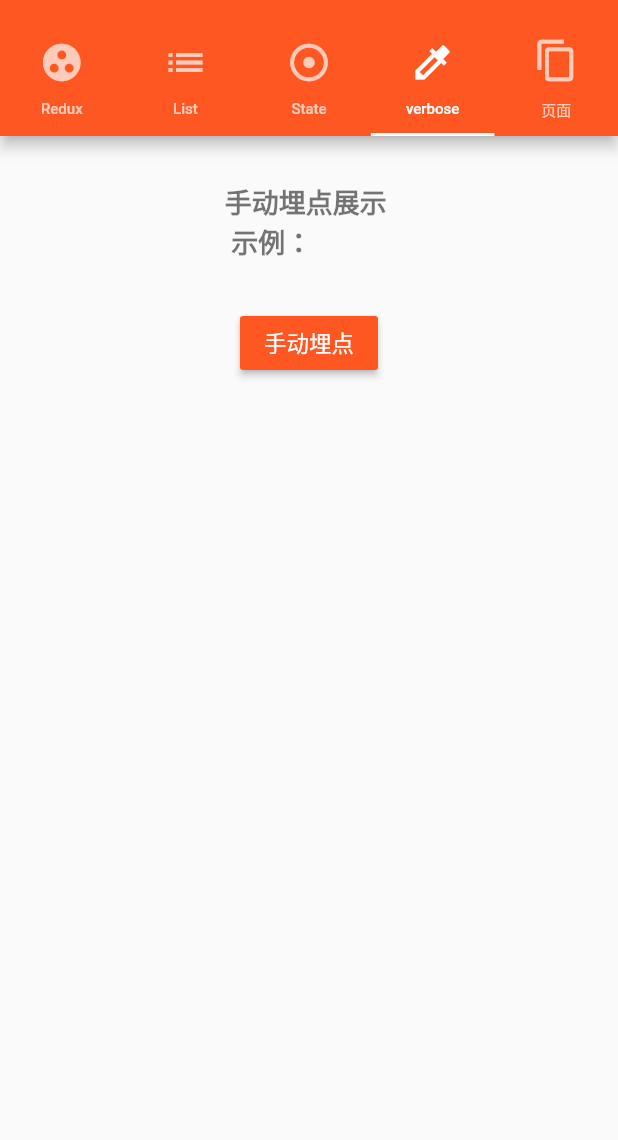
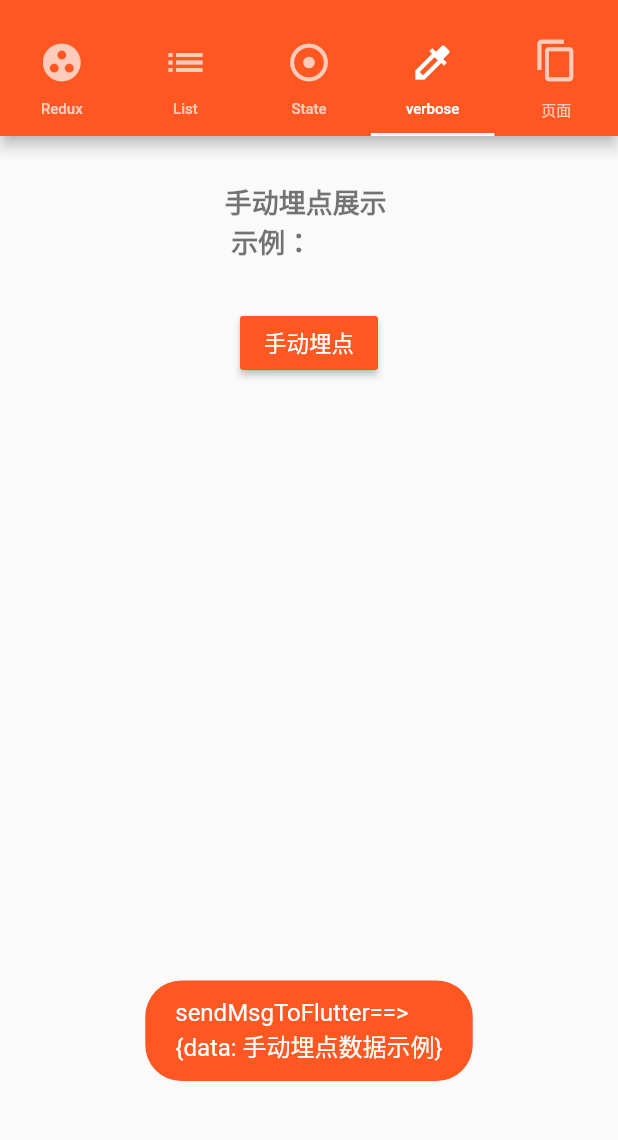
Before and after one commit to wuba/magpie_log, a Flutter app: the TopScreen screen opened directly, tab 4 chosen, after a tap on "手动埋点", on a phone screen of 412 x 824 dp, the part 59-1199 px from its top. Run offline on Flutter 3.47's test engine with Material 2 defaults, Android fonts, the phone set to English and light mode, and no system bars; our stand-ins replace device_info, flutter_redux, fluttertoast, redux; generated files the repository leaves out were written again.

Commit message:
增加手动埋点数据上报示例。。。

```diff
--- a/example/lib/top_screen.dart
+++ b/example/lib/top_screen.dart
@@ -1,6 +1,7 @@
 import 'package:example/utils.dart';
 import 'package:flutter/material.dart';
 import 'package:flutter_redux/flutter_redux.dart';
+import 'package:magpie_log/handler/analysis_handler.dart';
 import 'package:magpie_log/interceptor/interceptor_state_log.dart';
 import 'package:magpie_log/magpie_log.dart';
 import 'package:redux/redux.dart';
@@ -164,12 +165,6 @@ Widget logDetail(BuildContext context) {
       child: Text('数据操作',
           style: TextStyle(color: Colors.blueAccent, fontSize: 15)),
       onPressed: () {
-        // MagpieDataAnalysis().readFileData().then((allLog) {
-        //   setState(() {
-        //     readAllLog = allLog;
-        //   });
-        // });
-
         Navigator.pushNamed(context, '/UnStart/log_detail');
       },
     ),
@@ -212,6 +207,7 @@ Widget manuallyDemo() {
                 style: TextStyle(fontSize: 15, color: Colors.white)),
             onPressed: () {
               //TODO 手动埋点数据示例
+              MagpieAnalysisHandler.instance.sendData({'data': '手动埋点数据示例'});
             },
           ),
         )
@@ -230,7 +226,7 @@ Widget pageDemo(BuildContext context) {
               fontSize: 18, color: Colors.black54, fontWeight: FontWeight.bold),
         ),
         Text(
-          "\n原理：通过过NavigatorObserver监听页面push事件，现push页面后 默认3秒跳转圈选部分\n\n示例：点击跳转页面\n",
+          "\n原理：通过过NavigatorObserver监听页面push事件，现push页面后 默认3秒跳转圈选部分\n\n示例：���击跳转页面\n",
           style: TextStyle(fontSize: 14, color: Colors.black54),
         ),
         MaterialButton(
```
